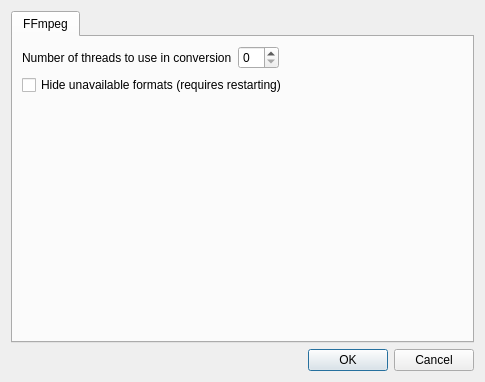
Before: the Qt Designer form src/ui/optionsdialog.ui in qwinff/qwinff, drawn with Qt 5.
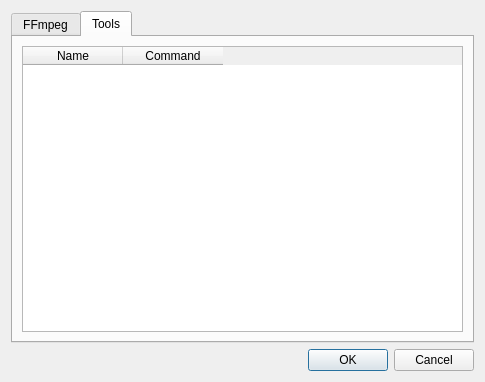
After: the same form once the commit is applied. The open tabs and pages were chosen to show the change.

What changed in the file:
```diff
--- a/src/ui/optionsdialog.ui
+++ b/src/ui/optionsdialog.ui
@@ -57,6 +57,36 @@
        </item>
       </layout>
      </widget>
+     <widget class="QWidget" name="tabTools">
+      <attribute name="title">
+       <string>Tools</string>
+      </attribute>
+      <layout class="QHBoxLayout" name="horizontalLayout_3">
+       <item>
+        <widget class="QTableWidget" name="toolTable">
+         <property name="showDropIndicator" stdset="0">
+          <bool>false</bool>
+         </property>
+         <property name="dragDropOverwriteMode">
+          <bool>false</bool>
+         </property>
+         <property name="columnCount">
+          <number>2</number>
+         </property>
+         <column>
+          <property name="text">
+           <string>Name</string>
+          </property>
+         </column>
+         <column>
+          <property name="text">
+           <string>Command</string>
+          </property>
+         </column>
+        </widget>
+       </item>
+      </layout>
+     </widget>
     </widget>
    </item>
    <item>
```
